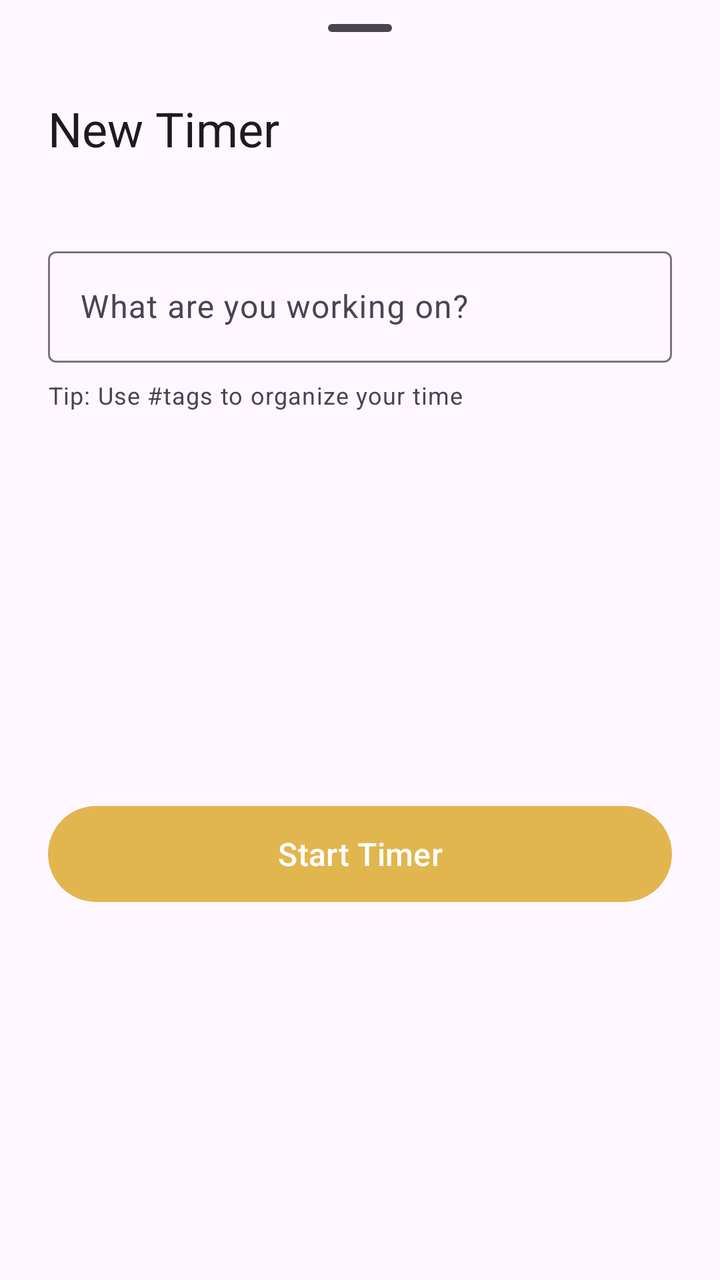
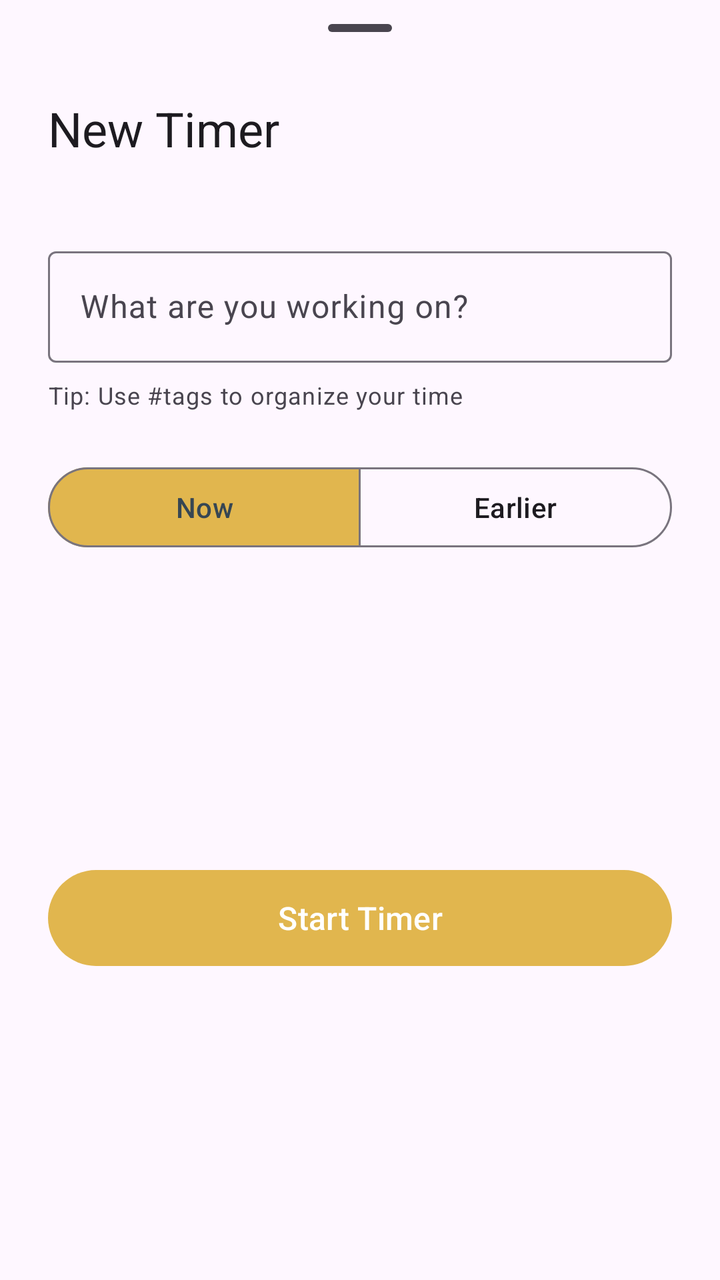

Before-and-after screenshots of an Android layout around one commit, followed by the original layout XML and the change that was made.
<!-- AndroidManifest.xml: application theme Theme.Tagius -->
<!-- res/layout/fragment_add_record.xml -->
<?xml version="1.0" encoding="utf-8"?>
<androidx.constraintlayout.widget.ConstraintLayout
    xmlns:android="http://schemas.android.com/apk/res/android"
    xmlns:app="http://schemas.android.com/apk/res-auto"
    android:layout_width="match_parent"
    android:layout_height="wrap_content"
    android:paddingBottom="24dp">

    <com.google.android.material.bottomsheet.BottomSheetDragHandleView
        android:id="@+id/dragHandle"
        android:layout_width="match_parent"
        android:layout_height="wrap_content"
        app:layout_constraintTop_toTopOf="parent" />

    <TextView
        android:id="@+id/title"
        android:layout_width="wrap_content"
        android:layout_height="wrap_content"
        android:text="@string/new_timer"
        android:textAppearance="?attr/textAppearanceHeadlineSmall"
        android:layout_marginStart="24dp"
        app:layout_constraintStart_toStartOf="parent"
        app:layout_constraintTop_toBottomOf="@id/dragHandle" />

    <HorizontalScrollView
        android:id="@+id/tagScroll"
        android:layout_width="match_parent"
        android:layout_height="wrap_content"
        android:layout_marginTop="16dp"
        android:paddingHorizontal="24dp"
        android:clipToPadding="false"
        android:scrollbars="none"
        app:layout_constraintTop_toBottomOf="@id/title">

        <com.google.android.material.chip.ChipGroup
            android:id="@+id/tagChipGroup"
            android:layout_width="wrap_content"
            android:layout_height="wrap_content"
            app:singleLine="true"
            app:selectionRequired="false">

        </com.google.android.material.chip.ChipGroup>
    </HorizontalScrollView>

    <com.google.android.material.textfield.TextInputLayout
        android:id="@+id/inputLayout"
        android:layout_width="match_parent"
        android:layout_height="wrap_content"
        android:layout_marginHorizontal="24dp"
        android:layout_marginTop="24dp"
        android:hint="@string/timer_desc_hint"
        app:endIconMode="clear_text"
        style="@style/Widget.Material3.TextInputLayout.OutlinedBox"
        app:layout_constraintTop_toBottomOf="@id/tagScroll">

        <com.google.android.material.textfield.TextInputEditText
            android:id="@+id/descriptionInput"
            android:layout_width="match_parent"
            android:layout_height="wrap_content"
            android:inputType="textCapSentences|textAutoCorrect" />

    </com.google.android.material.textfield.TextInputLayout>

    <TextView
        android:id="@+id/helperText"
        android:layout_width="wrap_content"
        android:layout_height="wrap_content"
        android:text="@string/timer_desc_helper"
        android:textAppearance="?attr/textAppearanceBodySmall"
        android:textColor="?attr/colorOnSurfaceVariant"
        android:layout_marginTop="8dp"
        app:layout_constraintStart_toStartOf="@id/inputLayout"
        app:layout_constraintTop_toBottomOf="@id/inputLayout" />

    <com.google.android.material.button.MaterialButton
        android:id="@+id/startButton"
        android:layout_width="match_parent"
        android:layout_height="56dp"
        android:layout_marginHorizontal="24dp"
        android:layout_marginTop="32dp"
        android:text="@string/timer_start_timer"
        android:textSize="16sp"
        app:cornerRadius="28dp"
        app:layout_constraintTop_toBottomOf="@id/helperText"
        app:layout_constraintBottom_toBottomOf="parent" />

</androidx.constraintlayout.widget.ConstraintLayout>
<!-- resources referenced by this layout -->
<resources>
  <string name="new_timer">New Timer</string>
  <string name="timer_desc_helper">Tip: Use #tags to organize your time</string>
  <string name="timer_desc_hint">What are you working on?</string>
  <string name="timer_start_timer">Start Timer</string>
  <style name="Theme.Tagius" parent="Theme.Material3.DayNight.NoActionBar">
  
          
          <item name="colorPrimary">@color/dark_orange</item>
          <item name="colorPrimaryVariant">@color/light_orange</item>
          <item name="colorOnPrimary">@color/white</item>
          
          <item name="colorSecondary">@color/dark_blue</item>
          <item name="colorSecondaryVariant">@color/teal_700</item>
          <item name="colorOnSecondary">@color/black</item>
          
          <item name="android:statusBarColor">?attr/colorPrimaryVariant</item>
          
          <item name="colorSecondaryContainer">@color/dark_orange</item>
          <item name="colorOnSecondaryContainer">@color/dark_blue</item>
      </style>
  <color name="dark_orange">#e1b64e</color>
  <color name="light_orange">#f3dc90</color>
  <color name="white">#FFFFFFFF</color>
  <color name="dark_blue">#364653</color>
  <color name="teal_700">#FF018786</color>
  <color name="black">#FF000000</color>
</resources>

<!-- the commit's change to res/layout/fragment_add_record.xml (unified diff, before → after) -->
@@ -72,16 +72,70 @@
         app:layout_constraintStart_toStartOf="@id/inputLayout"
         app:layout_constraintTop_toBottomOf="@id/inputLayout" />
 
+    <com.google.android.material.button.MaterialButtonToggleGroup
+        android:id="@+id/startTimeToggle"
+        android:layout_width="0dp"
+        android:layout_height="wrap_content"
+        android:layout_marginHorizontal="24dp"
+        android:layout_marginTop="24dp"
+        app:checkedButton="@id/startNowButton"
+        app:layout_constraintEnd_toEndOf="parent"
+        app:layout_constraintStart_toStartOf="parent"
+        app:layout_constraintTop_toBottomOf="@id/helperText"
+        app:selectionRequired="true"
+        app:singleSelection="true">
+
+        <com.google.android.material.button.MaterialButton
+            android:id="@+id/startNowButton"
+            style="?attr/materialButtonOutlinedStyle"
+            android:layout_width="0dp"
+            android:layout_height="48dp"
+            android:layout_weight="1"
+            android:text="@string/timer_start_now" />
+
+        <com.google.android.material.button.MaterialButton
+            android:id="@+id/startEarlierButton"
+            style="?attr/materialButtonOutlinedStyle"
+            android:layout_width="0dp"
+            android:layout_height="48dp"
+            android:layout_weight="1"
+            android:text="@string/timer_start_earlier" />
+
+    </com.google.android.material.button.MaterialButtonToggleGroup>
+
+    <com.google.android.material.textfield.TextInputLayout
+        android:id="@+id/startTimeInputLayout"
+        style="@style/Widget.Material3.TextInputLayout.OutlinedBox"
+        android:layout_width="0dp"
+        android:layout_height="wrap_content"
+        android:layout_marginHorizontal="24dp"
+        android:layout_marginTop="16dp"
+        android:hint="@string/timer_start_time"
+        android:visibility="gone"
+        app:layout_constraintEnd_toEndOf="parent"
+        app:layout_constraintStart_toStartOf="parent"
+        app:layout_constraintTop_toBottomOf="@id/startTimeToggle">
+
+        <com.google.android.material.textfield.TextInputEditText
+            android:id="@+id/startTimeInput"
+            android:layout_width="match_parent"
+            android:layout_height="wrap_content"
+            android:clickable="true"
+            android:focusable="false"
+            android:inputType="none" />
+
+    </com.google.android.material.textfield.TextInputLayout>
+
     <com.google.android.material.button.MaterialButton
         android:id="@+id/startButton"
         android:layout_width="match_parent"
         android:layout_height="56dp"
         android:layout_marginHorizontal="24dp"
-        android:layout_marginTop="32dp"
+        android:layout_marginTop="24dp"
         android:text="@string/timer_start_timer"
         android:textSize="16sp"
         app:cornerRadius="28dp"
-        app:layout_constraintTop_toBottomOf="@id/helperText"
+        app:layout_constraintTop_toBottomOf="@id/startTimeInputLayout"
         app:layout_constraintBottom_toBottomOf="parent" />
 
 </androidx.constraintlayout.widget.ConstraintLayout>
<!-- resource entries referenced after the edit -->
@@ -3,6 +3,9 @@
   <string name="new_timer">New Timer</string>
   <string name="timer_desc_helper">Tip: Use #tags to organize your time</string>
   <string name="timer_desc_hint">What are you working on?</string>
+  <string name="timer_start_earlier">Earlier</string>
+  <string name="timer_start_now">Now</string>
+  <string name="timer_start_time">Starting time</string>
   <string name="timer_start_timer">Start Timer</string>
   <style name="Theme.Tagius" parent="Theme.Material3.DayNight.NoActionBar">
   
